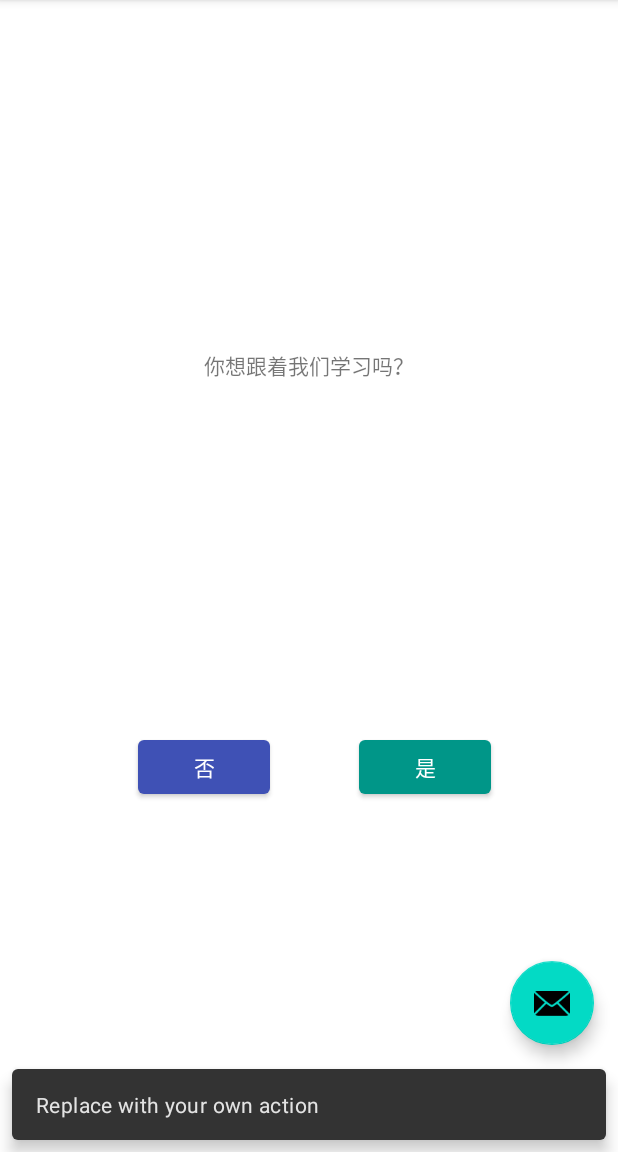
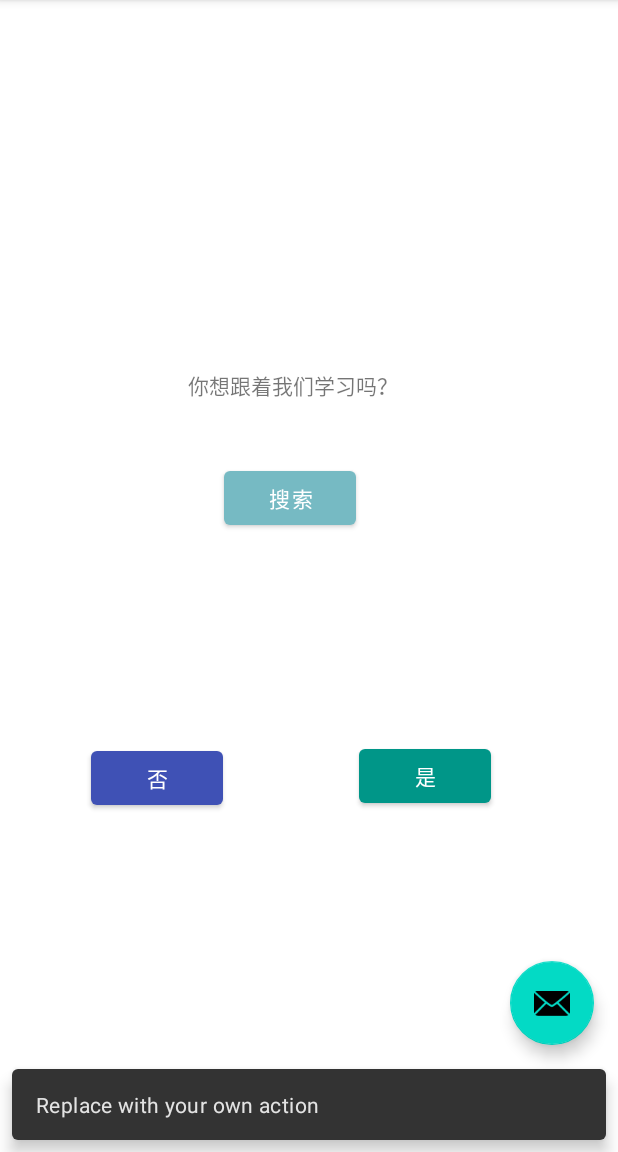
Before and after one commit to liulizuel/firstAndroid, an Android app: the screen it shows after launch (MainActivity), after a tap on an icon or button, on a phone screen of 412 x 824 dp, the part 84-1236 px from its top. Run offline under Robolectric (Android 15) with nearby library versions, the phone set to English and light mode, and no system bars; our stand-ins replace navigation-ui.

Commit message:
增加搜索功能

```diff
--- a/app/src/main/AndroidManifest.xml
+++ b/app/src/main/AndroidManifest.xml
@@ -9,6 +9,9 @@
         android:roundIcon="@mipmap/ic_launcher_round"
         android:supportsRtl="true"
         android:theme="@style/Theme.MyApplication">
+        <activity
+            android:name=".MainActivity2"
+            android:exported="false" />
         <activity
             android:name=".MainActivity"
             android:exported="true"
--- a/app/src/main/java/com/example/myapplication/FirstFragment.java
+++ b/app/src/main/java/com/example/myapplication/FirstFragment.java
@@ -43,6 +43,13 @@ public class FirstFragment extends Fragment {
                         .navigate(R.id.action_FirstFragment_to_Register);
             }
         });
+        binding.searchButton.setOnClickListener(new View.OnClickListener() {
+            @Override
+            public void onClick(View view) {
+                NavHostFragment.findNavController(FirstFragment.this)
+                        .navigate(R.id.action_FirstFragment_to_Search);
+            }
+        });
     }
 
     @Override
--- a/app/src/main/java/com/example/myapplication/MainActivity.java
+++ b/app/src/main/java/com/example/myapplication/MainActivity.java
@@ -1,11 +1,13 @@
 package com.example.myapplication;
 
+import android.content.Context;
 import android.os.Bundle;
 
 import com.google.android.material.snackbar.Snackbar;
 
 import androidx.appcompat.app.AppCompatActivity;
 
+import android.view.MotionEvent;
 import android.view.View;
 
 import androidx.navigation.NavController;
@@ -17,6 +19,8 @@ import com.example.myapplication.databinding.ActivityMainBinding;
 
 import android.view.Menu;
 import android.view.MenuItem;
+import android.view.inputmethod.InputMethodManager;
+import android.widget.EditText;
 
 public class MainActivity extends AppCompatActivity {
 
@@ -41,8 +45,10 @@ public class MainActivity extends AppCompatActivity {
             public void onClick(View view) {
                 Snackbar.make(view, "Replace with your own action", Snackbar.LENGTH_LONG)
                         .setAction("Action", null).show();
+
             }
         });
+
     }
 
     @Override
@@ -73,4 +79,48 @@ public class MainActivity extends AppCompatActivity {
         return NavigationUI.navigateUp(navController, appBarConfiguration)
                 || super.onSupportNavigateUp();
     }
+
+
+    //Activity中的方法,重写就行
+    @Override
+    public boolean dispatchTouchEvent(MotionEvent ev) {
+        if (ev.getAction() == MotionEvent.ACTION_DOWN) {
+            View v = getCurrentFocus();
+            if (isShouldHideInput(v, ev)) {
+
+                InputMethodManager imm = (InputMethodManager) getSystemService(Context.INPUT_METHOD_SERVICE);
+                if (imm != null) {
+                    imm.hideSoftInputFromWindow(v.getWindowToken(), 0);
+                }
+            }
+            return super.dispatchTouchEvent(ev);
+        }
+        // 必不可少，否则所有的组件都不会有TouchEvent了
+        if (getWindow().superDispatchTouchEvent(ev)) {
+            return true;
+        }
+        return onTouchEvent(ev);
+    }
+
+    //是否隐藏输入法
+    public  boolean isShouldHideInput(View v, MotionEvent event) {
+        if (v != null && (v instanceof EditText)) {
+            int[] leftTop = { 0, 0 };
+            //获取输入框当前的location位置
+            v.getLocationInWindow(leftTop);
+
+            int left = leftTop[0];
+            int top = leftTop[1];
+            int bottom = top + v.getHeight();
+            int right = left + v.getWidth();
+            if (event.getX() > left && event.getX() < right
+                    && event.getY() > top && event.getY() < bottom) {
+                // 点击的是输入框区域，保留点击EditText的事件
+                return false;
+            } else {
+                return true;
+            }
+        }
+        return false;
+    }
 }
--- a/app/src/main/res/layout/activity_main.xml
+++ b/app/src/main/res/layout/activity_main.xml
@@ -32,4 +32,5 @@
         app:srcCompat="@android:drawable/ic_dialog_email"
         android:layout_marginRight="@dimen/fab_margin" />
 
+
 </androidx.coordinatorlayout.widget.CoordinatorLayout>
--- a/app/src/main/res/layout/fragment_first.xml
+++ b/app/src/main/res/layout/fragment_first.xml
@@ -10,9 +10,11 @@
         android:id="@+id/textview_first"
         android:layout_width="wrap_content"
         android:layout_height="wrap_content"
+        android:layout_marginTop="19dp"
         android:text="@string/hello_first_fragment"
         app:layout_constraintBottom_toTopOf="@id/button_login"
         app:layout_constraintEnd_toEndOf="parent"
+        app:layout_constraintHorizontal_bias="0.462"
         app:layout_constraintStart_toStartOf="parent"
         app:layout_constraintTop_toTopOf="parent" />
 
@@ -30,6 +32,20 @@
         tools:text="登录" />
 
     <Button
+        android:id="@+id/search_button"
+        android:layout_width="wrap_content"
+        android:layout_height="wrap_content"
+        android:text="@string/search_btn"
+        app:backgroundTint="#76BAC3"
+        app:layout_constraintBottom_toBottomOf="parent"
+        app:layout_constraintEnd_toEndOf="parent"
+        app:layout_constraintHorizontal_bias="0.461"
+        app:layout_constraintStart_toStartOf="parent"
+        app:layout_constraintTop_toBottomOf="@id/textview_first"
+        app:layout_constraintVertical_bias="0.09"
+        tools:text="搜索" />
+
+    <Button
         android:id="@+id/button_register"
         android:layout_width="wrap_content"
         android:layout_height="wrap_content"
@@ -37,9 +53,11 @@
         app:backgroundTint="#3F51B5"
         app:layout_constraintBottom_toBottomOf="parent"
         app:layout_constraintEnd_toEndOf="parent"
-        app:layout_constraintHorizontal_bias="0.284"
+        app:layout_constraintHorizontal_bias="0.188"
         app:layout_constraintStart_toStartOf="parent"
         app:layout_constraintTop_toBottomOf="@id/textview_first"
-        app:layout_constraintVertical_bias="0.501"
+        app:layout_constraintVertical_bias="0.502"
         tools:text="注册" />
+
+
 </androidx.constraintlayout.widget.ConstraintLayout>
--- a/app/src/main/res/navigation/nav_graph.xml
+++ b/app/src/main/res/navigation/nav_graph.xml
@@ -17,34 +17,25 @@
         <action
             android:id="@+id/action_FirstFragment_to_Register"
             app:destination="@id/Register" />
+        <action
+            android:id="@+id/action_FirstFragment_to_Search"
+            app:destination="@id/Search" />
     </fragment>
-<!--    <fragment-->
-<!--        android:id="@+id/SecondFragment"-->
-<!--        android:name="com.example.myapplication.SecondFragment"-->
-<!--        android:label="@string/second_fragment_label"-->
-<!--        tools:layout="@layout/fragment_second">-->
-
-<!--        <action-->
-<!--            android:id="@+id/action_SecondFragment_to_FirstFragment"-->
-<!--            app:destination="@id/FirstFragment" />-->
-<!--    </fragment>-->
 
     <fragment
         android:id="@+id/Register"
         android:name="com.example.myapplication.Register"
         tools:layout="@layout/register">
+    </fragment>
 
-<!--        <action-->
-<!--            android:id="@+id/action_Register_to_FirstFragment"-->
-<!--            app:destination="@id/FirstFragment" />-->
+    <fragment
+        android:id="@+id/Search"
+        android:name="com.example.myapplication.Search"
+        tools:layout="@layout/search">
     </fragment>
     <fragment
         android:id="@+id/Login"
         android:name="com.example.myapplication.Login"
         tools:layout="@layout/login2">
-
-        <!--        <action-->
-        <!--            android:id="@+id/action_login_to_FirstFragment"-->
-        <!--            app:destination="@id/FirstFragment" />-->
     </fragment>
 </navigation>
--- a/app/src/main/res/values/strings.xml
+++ b/app/src/main/res/values/strings.xml
@@ -5,10 +5,11 @@
     <string name="first_fragment_label">First Fragment</string>
     <string name="second_fragment_label">Second Fragment</string>
     <string name="next">Next</string>
-<!--    <string name="previous">Previous</string>-->
+    <!--    <string name="previous">Previous</string>-->
     <string name="login">是</string>
     <string name="head_login">登录</string>
     <string name="register">否</string>
+    <string name="search_btn">搜索</string>
     <string name="username">用户名</string>
     <string name="pwd">密码</string>
     <string name="phone">电话</string>
--- a/build.gradle
+++ b/build.gradle
@@ -5,7 +5,7 @@ buildscript {
         mavenCentral()
     }
     dependencies {
-        classpath "com.android.tools.build:gradle:7.0.3"
+        classpath 'com.android.tools.build:gradle:7.0.2'
 
         // NOTE: Do not place your application dependencies here; they belong
         // in the individual module build.gradle files
```
Also changed, not shown: app/src/main/java/com/example/entity/myBean.java (added, +30 -0 lines), app/src/main/java/com/example/myapplication/FilterListener.java (added, +11 -0 lines), app/src/main/java/com/example/myapplication/MainActivity2.java (added, +14 -0 lines), app/src/main/java/com/example/myapplication/Search.java (added, +77 -0 lines), app/src/main/java/com/example/myapplication/SelectRecords.java (added, +48 -0 lines), app/src/main/java/com/example/myapplication/myAdapter.java (added, +63 -0 lines), app/src/main/res/layout/activity_main2.xml (added, +9 -0 lines), app/src/main/res/layout/myitem.xml (added, +40 -0 lines), app/src/main/res/layout/search.xml (added, +66 -0 lines), gradle/wrapper/gradle-wrapper.properties.
